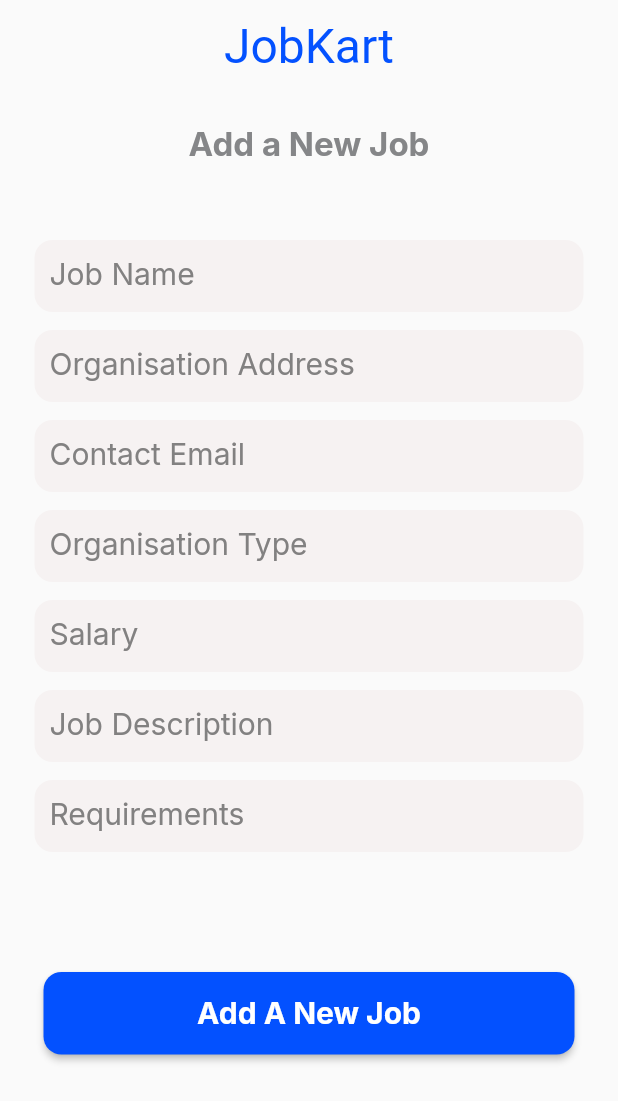
After one commit to nikhil24-tech/jobrecruitmentapp_hybrid, a Flutter app: the AddANewJobPage screen opened directly, on a phone screen of 412 x 824 dp. The commit adds this screen. Shown: the top 1101 px of the screen. Run offline on Flutter 3.47's test engine with Material 2 defaults, Android fonts, the phone set to English and light mode, and no system bars; our stand-ins replace google_fonts.

Commit message:
Add New Job Page

```diff
--- /dev/null
+++ b/lib/screens/Employer/HomeScreenPages/add_new_job_page.dart
@@ -0,0 +1,59 @@
+import 'package:flutter/material.dart';
+import '../../../constants/style.dart';
+
+class AddANewJobPage extends StatelessWidget {
+  @override
+  Widget build(BuildContext context) {
+    return Scaffold(
+      body: SafeArea(
+        child: SingleChildScrollView(
+          child: Container(
+            padding: EdgeInsets.symmetric(horizontal: 23),
+            child: Column(
+              children: [
+                SizedBox(height: 12),
+                Text("JobKart", style: kSmallLogoTextStyle),
+                SizedBox(height: 33),
+                Text("Add a New Job", style: kGreyoutHeading3Style),
+                SizedBox(height: 50),
+                TextField(
+                    decoration:
+                    kTextFieldInputDecoration.copyWith(labelText: "Job Name")),
+                SizedBox(height: 12),
+                TextField(
+                    decoration: kTextFieldInputDecoration.copyWith(
+                        labelText: "Organisation Address")),
+                SizedBox(height: 12),
+                TextField(
+                    decoration: kTextFieldInputDecoration.copyWith(
+                        labelText: "Contact Email")),
+                SizedBox(height: 12),
+                TextField(
+                    decoration: kTextFieldInputDecoration.copyWith(
+                        labelText: "Organisation Type")),
+                SizedBox(height: 12),
+                TextField(
+                    decoration:
+                    kTextFieldInputDecoration.copyWith(labelText: "Salary")),
+                SizedBox(height: 12),
+                TextField(
+                    decoration: kTextFieldInputDecoration.copyWith(
+                        labelText: "Job Description")),
+                SizedBox(height: 12),
+                TextField(
+                    decoration: kTextFieldInputDecoration.copyWith(
+                        labelText: "Requirements")),
+                SizedBox(height: 80),
+                ElevatedButton(
+                  style: kBigButtonStyle,
+                  child: Text("Add A New Job"),
+                  onPressed: () {},
+                )
+              ],
+            ),
+          ),
+        ),
+      ),
+    );
+  }
+}
```
Also changed, not shown: lib/constants/style.dart (+100 -19 lines), lib/screens/Employer/HomeScreenPages/add_edit_page.dart (added, +67 -0 lines), pubspec.lock.
